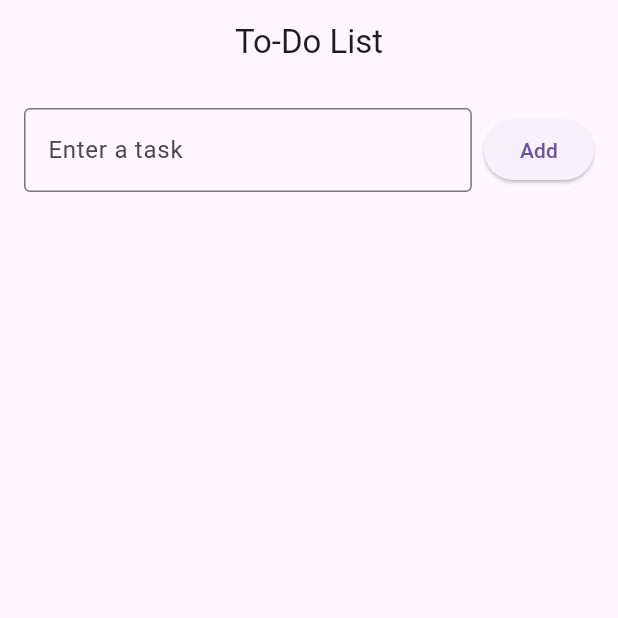
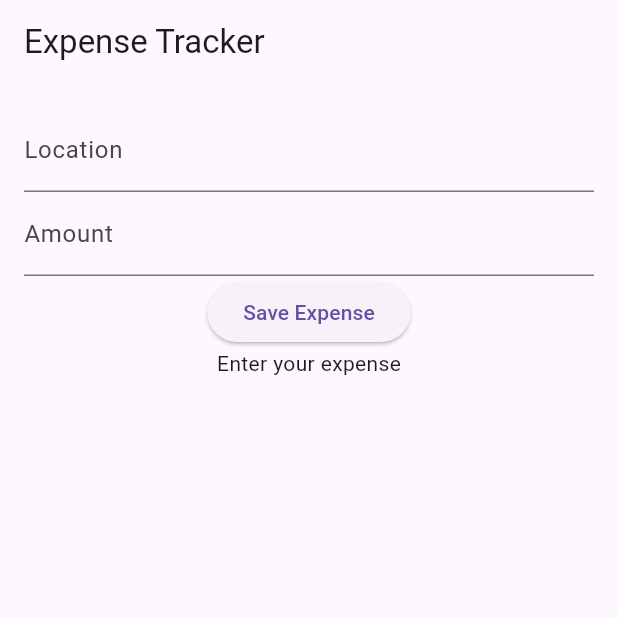
Before and after one commit to SSUM-47/final_exam, a Flutter app: the screen it shows after launch, on a phone screen of 412 x 824 dp, the top half of it. Run offline on Flutter 3.47's test engine with Material 3 defaults, Android fonts, the phone set to English and light mode, and no system bars.

Commit message:
Update main.dart

```diff
--- a/lib/main.dart
+++ b/lib/main.dart
@@ -1,170 +1,76 @@
 import 'package:flutter/material.dart';
-import 'package:shared_preferences/shared_preferences.dart';
+import 'package:http/http.dart' as http;
 import 'dart:convert';
 
 void main() {
-  runApp(TodoApp());
+  runApp(MyApp());
 }
 
-class TodoApp extends StatelessWidget {
+class MyApp extends StatelessWidget {
   @override
   Widget build(BuildContext context) {
     return MaterialApp(
-      debugShowCheckedModeBanner: false,
-      title: 'To-Do List',
-      home: TodoHomePage(),
+      home: HomePage(),
     );
   }
 }
 
-class TodoHomePage extends StatefulWidget {
+class HomePage extends StatefulWidget {
   @override
-  _TodoHomePageState createState() => _TodoHomePageState();
+  _HomePageState createState() => _HomePageState();
 }
 
-class _TodoHomePageState extends State<TodoHomePage> {
-  final List<Task> _tasks = [];
-  final TextEditingController _controller = TextEditingController();
+class _HomePageState extends State<HomePage> {
+  final _locationController = TextEditingController();
+  final _amountController = TextEditingController();
+  String _message = "Enter your expense";
 
-  @override
-  void initState() {
-    super.initState();
-    _loadTasks();  // 初始化時加載保存的任務
-  }
-
-  // 加載保存的任務
-  Future<void> _loadTasks() async {
-    SharedPreferences prefs = await SharedPreferences.getInstance();
-    String? taskListJson = prefs.getString('tasks');
-    if (taskListJson != null) {
-      List<dynamic> decodedTasks = jsonDecode(taskListJson);
+  Future<void> saveExpense() async {
+    final response = await http.post(
+      Uri.parse('http://192.168.240.206/api.php'),
+      body: {
+        'location': _locationController.text,
+        'amount': _amountController.text,
+      },
+    );
+    if (response.statusCode == 200) {
       setState(() {
-        _tasks.addAll(decodedTasks.map((task) => Task.fromJson(task)).toList());
+        _message = jsonDecode(response.body)['message'];
+      });
+      _locationController.clear();
+      _amountController.clear();
+    } else {
+      setState(() {
+        _message = "Error saving expense";
       });
     }
-  }
-
-  // 儲存任務到 SharedPreferences
-  Future<void> _saveTasks() async {
-    SharedPreferences prefs = await SharedPreferences.getInstance();
-    List<String> taskListJson =
-    _tasks.map((task) => jsonEncode(task.toJson())).toList();
-    await prefs.setString('tasks', jsonEncode(taskListJson));
-  }
-
-  void _addTask(String taskName) {
-    if (taskName.isNotEmpty) {
-      setState(() {
-        _tasks.add(Task(taskName));
-      });
-      _controller.clear();
-      _saveTasks();  // 保存變更
-    }
-  }
-
-  void _toggleTaskCompletion(int index) {
-    setState(() {
-      _tasks[index].isCompleted = !_tasks[index].isCompleted;
-    });
-    _saveTasks();  // 保存變更
-  }
-
-  void _deleteTask(int index) {
-    setState(() {
-      _tasks.removeAt(index);
-    });
-    _saveTasks();  // 保存變更
   }
 
   @override
   Widget build(BuildContext context) {
     return Scaffold(
-      appBar: AppBar(
-        title: Text('To-Do List'),
-        centerTitle: true,
-      ),
-      body: Column(
-        children: [
-          Padding(
-            padding: const EdgeInsets.all(16.0),
-            child: Row(
-              children: [
-                Expanded(
-                  child: TextField(
-                    controller: _controller,
-                    decoration: InputDecoration(
-                      hintText: 'Enter a task',
-                      border: OutlineInputBorder(),
-                    ),
-                  ),
-                ),
-                SizedBox(width: 8),
-                ElevatedButton(
-                  onPressed: () => _addTask(_controller.text),
-                  child: Text('Add'),
-                ),
-              ],
+      appBar: AppBar(title: Text("Expense Tracker")),
+      body: Padding(
+        padding: EdgeInsets.all(16.0),
+        child: Column(
+          children: [
+            TextField(
+              controller: _locationController,
+              decoration: InputDecoration(labelText: "Location"),
             ),
-          ),
-          Expanded(
-            child: ListView.builder(
-              itemCount: _tasks.length,
-              itemBuilder: (context, index) {
-                final task = _tasks[index];
-                return ListTile(
-                  title: Text(
-                    task.name,
-                    style: TextStyle(
-                      decoration: task.isCompleted
-                          ? TextDecoration.lineThrough
-                          : TextDecoration.none,
-                    ),
-                  ),
-                  trailing: Row(
-                    mainAxisSize: MainAxisSize.min,
-                    children: [
-                      IconButton(
-                        icon: Icon(
-                          task.isCompleted
-                              ? Icons.check_box
-                              : Icons.check_box_outline_blank,
-                        ),
-                        onPressed: () => _toggleTaskCompletion(index),
-                      ),
-                      IconButton(
-                        icon: Icon(Icons.delete),
-                        onPressed: () => _deleteTask(index),
-                      ),
-                    ],
-                  ),
-                );
-              },
+            TextField(
+              controller: _amountController,
+              decoration: InputDecoration(labelText: "Amount"),
+              keyboardType: TextInputType.number,
             ),
-          ),
-        ],
+            ElevatedButton(
+              onPressed: saveExpense,
+              child: Text("Save Expense"),
+            ),
+            Text(_message),
+          ],
+        ),
       ),
     );
   }
 }
-
-// 定義任務資料模型
-class Task {
-  String name;
-  bool isCompleted;
-
-  Task(this.name, {this.isCompleted = false});
-
-  // 將 Task 轉換為 Map 格式
-  Map<String, dynamic> toJson() => {
-    'name': name,
-    'isCompleted': isCompleted,
-  };
-
-  // 從 Map 格式創建 Task 物件
-  factory Task.fromJson(Map<String, dynamic> json) {
-    return Task(
-      json['name'],
-      isCompleted: json['isCompleted'],
-    );
-  }
-}
```
